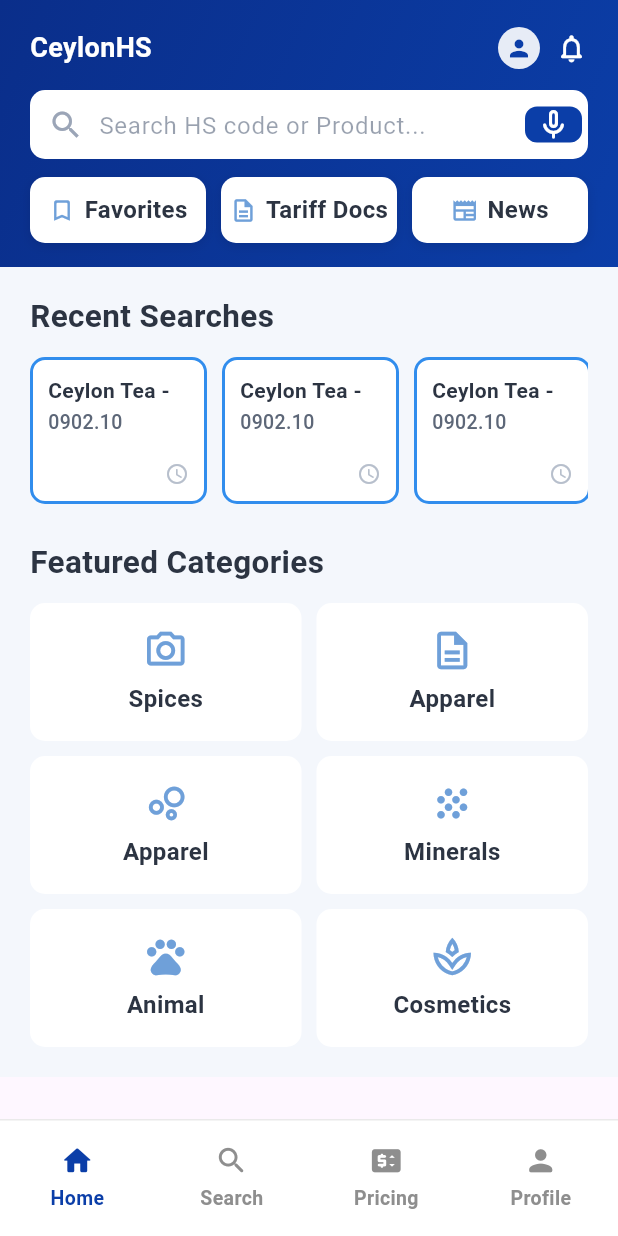
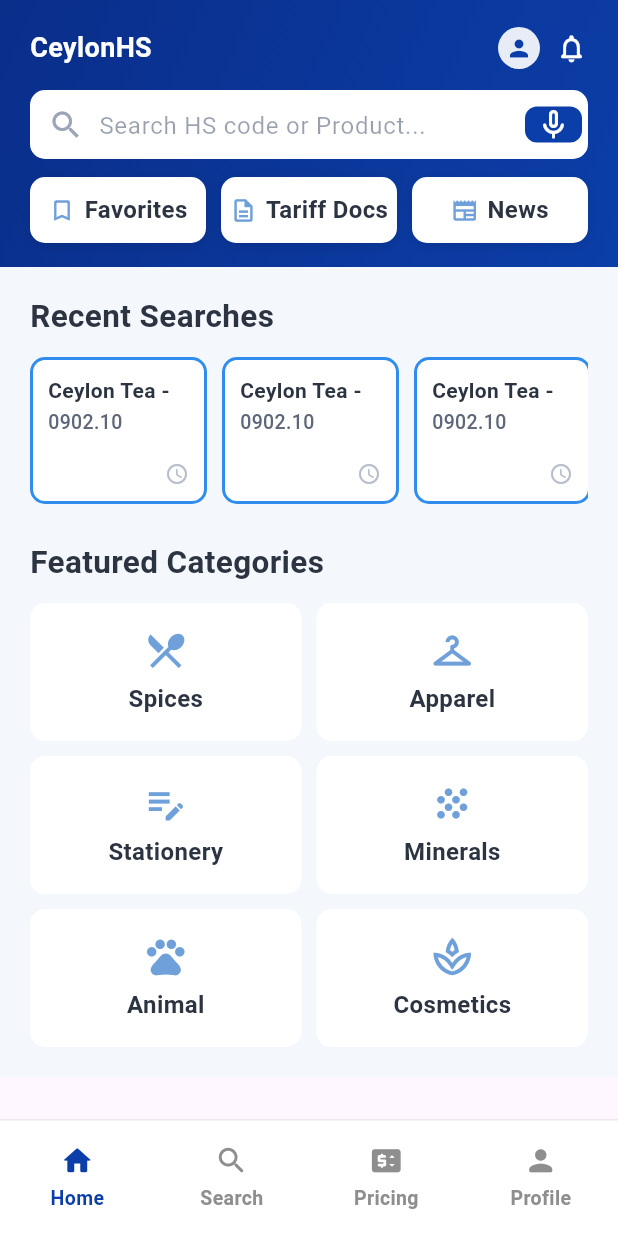
Before and after one commit to DulshanV/SDGP-CS-15-flutter, a Flutter app: the MainHomePage screen opened directly, on a phone screen of 412 x 824 dp. Run offline on Flutter 3.47's test engine with Material 3 defaults, Android fonts, the phone set to English and light mode, and no system bars.

Commit message:
Update icons and labels in FeaturedCategoryCard for improved clarity and relevance

```diff
--- a/flutter_application_1/lib/main.dart
+++ b/flutter_application_1/lib/main.dart
@@ -1597,14 +1597,14 @@ class _HomeContent extends StatelessWidget {
                         children: [
                           Expanded(
                             child: _FeaturedCategoryCard(
-                              icon: Icons.camera_alt_outlined,
+                              icon: Icons.local_dining_outlined,
                               label: 'Spices',
                             ),
                           ),
                           SizedBox(width: 10),
                           Expanded(
                             child: _FeaturedCategoryCard(
-                              icon: Icons.description_outlined,
+                              icon: Icons.checkroom_outlined,
                               label: 'Apparel',
                             ),
                           ),
@@ -1615,8 +1615,8 @@ class _HomeContent extends StatelessWidget {
                         children: [
                           Expanded(
                             child: _FeaturedCategoryCard(
-                              icon: Icons.bubble_chart_outlined,
-                              label: 'Apparel',
+                              icon: Icons.edit_note_outlined,
+                              label: 'Stationery',
                             ),
                           ),
                           SizedBox(width: 10),
```
